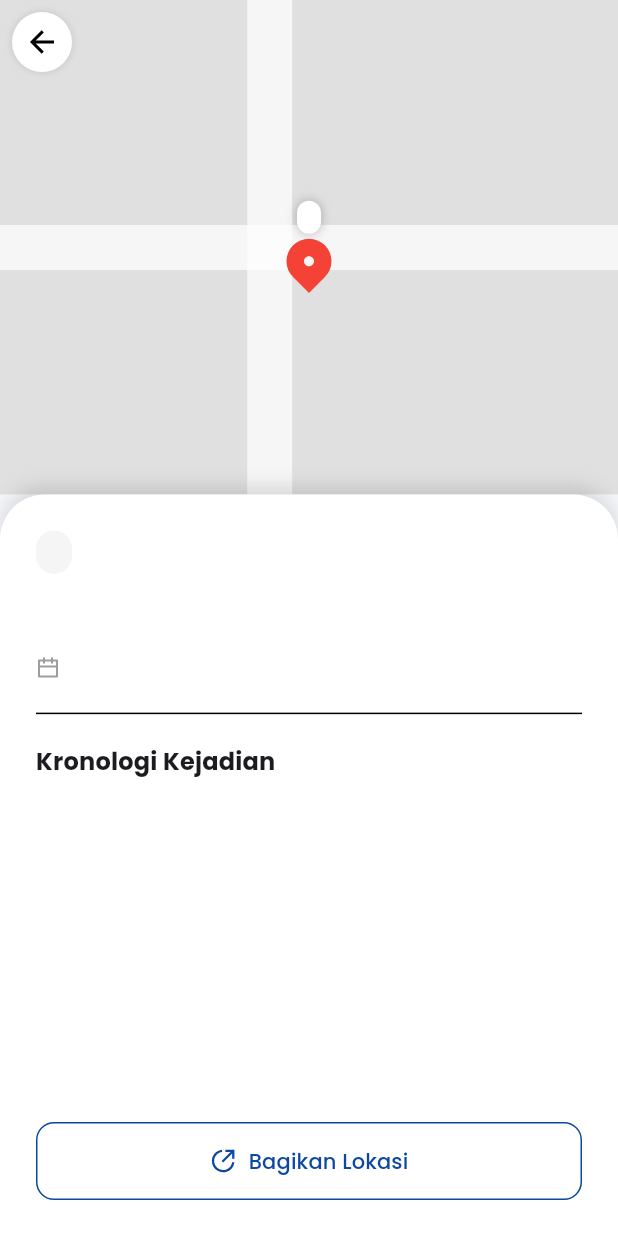
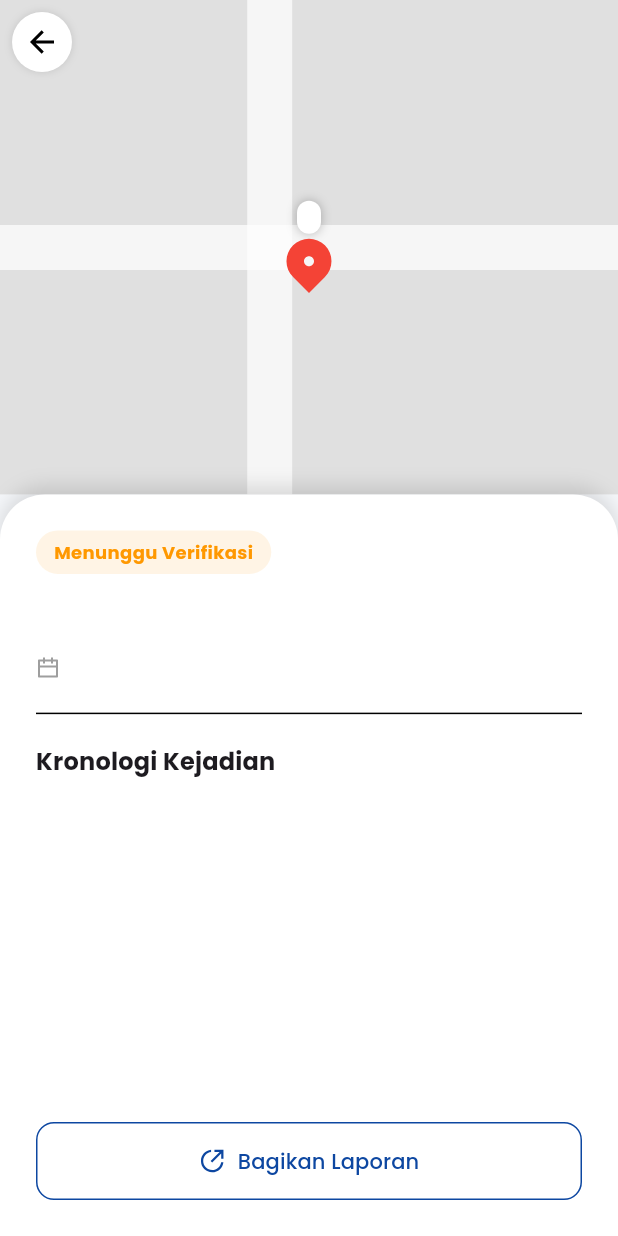
Before and after one commit to Aidil-Nov/relawan_kita, a Flutter app: the ReportDetailPage screen opened directly with empty values, on a phone screen of 412 x 824 dp. Run offline on Flutter 3.47's test engine with Material 3 defaults, Android fonts, the phone set to English and light mode, and no system bars; our stand-ins replace flutter_map, geolocator, google_fonts, image_picker, latlong2, remixicon and 3 more; accounts and stored records are empty; network calls fail.

Commit message:
feat(report): refactor report handling to use ReportModel and improve status display

```diff
--- a/lib/features/home/presentation/pages/report_detail_pages.dart
+++ b/lib/features/home/presentation/pages/report_detail_pages.dart
@@ -1,22 +1,47 @@
 import 'package:flutter/material.dart';
-import 'package:share_plus/share_plus.dart'; // Import package share_plus
-import 'package:remixicon/remixicon.dart';   // <--- IMPORT REMIX ICON
+import 'package:share_plus/share_plus.dart'; // Pastikan package ini ada di pubspec.yaml
+import 'package:remixicon/remixicon.dart';
+
+// IMPORT MODEL (Sesuaikan path jika berbeda)
+import 'package:relawan_kita/features/emergency/data/models/reports_model.dart';
 
 class ReportDetailPage extends StatelessWidget {
-  final Map<String, dynamic> reportData;
+  // UBAH: Menerima Object ReportModel, bukan Map lagi
+  final ReportModel reportData;
 
   const ReportDetailPage({super.key, required this.reportData});
 
+  // Helper: Warna Status
+  Color _getStatusColor(String status) {
+    switch (status.toLowerCase()) {
+      case 'verified': return Colors.green;
+      case 'rejected': return Colors.red;
+      default: return Colors.orange; // pending
+    }
+  }
+
+  // Helper: Teks Status Rapih
+  String _formatStatus(String status) {
+    switch (status.toLowerCase()) {
+      case 'verified': return "Selesai / Terverifikasi";
+      case 'rejected': return "Ditolak";
+      default: return "Menunggu Verifikasi";
+    }
+  }
+
   @override
   Widget build(BuildContext context) {
-    // Logika warna status dinamis
-    Color statusColor = Colors.grey;
-    if (reportData['status'] == 'Selesai') statusColor = Colors.green;
-    if (reportData['status'] == 'Diproses Relawan') statusColor = Colors.blue;
-    if (reportData['status'] == 'Menunggu Verifikasi') statusColor = Colors.orange;
+    // Tentukan warna berdasarkan status API
+    final Color statusColor = _getStatusColor(reportData.status);
+    final String statusText = _formatStatus(reportData.status);
+
+    // Format Tanggal (Ambil 10 karakter pertama: YYYY-MM-DD)
+    final String displayDate = reportData.createdAt.length > 10
+        ? reportData.createdAt.substring(0, 10)
+        : reportData.createdAt;
 
     return Scaffold(
-      extendBodyBehindAppBar: true, // Agar peta di belakang status bar
+      extendBodyBehindAppBar: true,
       appBar: AppBar(
         backgroundColor: Colors.transparent,
         elevation: 0,
@@ -28,7 +53,6 @@ class ReportDetailPage extends StatelessWidget {
             boxShadow: [BoxShadow(color: Colors.black12, blurRadius: 4)]
           ),
           child: IconButton(
-            // Icon Back Remix
             icon: const Icon(Remix.arrow_left_line, color: Colors.black),
             onPressed: () => Navigator.pop(context),
           ),
@@ -36,7 +60,7 @@ class ReportDetailPage extends StatelessWidget {
       ),
       body: Column(
         children: [
-          // 1. BAGIAN PETA SIMULASI (40% Layar)
+          // 1. BAGIAN PETA SIMULASI (40% Layar) - DESAIN ANDA
           Expanded(
             flex: 4,
             child: Stack(
@@ -64,14 +88,13 @@ class ReportDetailPage extends StatelessWidget {
                         decoration: BoxDecoration(
                           color: Colors.white,
                           borderRadius: BorderRadius.circular(8),
-                          boxShadow: [const BoxShadow(blurRadius: 5, color: Colors.black26)]
+                          boxShadow: const [BoxShadow(blurRadius: 5, color: Colors.black26)]
                         ),
                         child: Text(
-                          reportData['title'],
+                          reportData.category, // Data dari Model
                           style: const TextStyle(fontSize: 10, fontWeight: FontWeight.bold)
                         ),
                       ),
-                      // Icon Map Pin Remix
                       const Icon(Remix.map_pin_2_fill, color: Colors.red, size: 40),
                     ],
                   ),
@@ -102,7 +125,7 @@ class ReportDetailPage extends StatelessWidget {
                       borderRadius: BorderRadius.circular(20),
                     ),
                     child: Text(
-                      reportData['status'],
+                      statusText,
                       style: TextStyle(
                         color: statusColor,
                         fontWeight: FontWeight.bold,
@@ -112,9 +135,9 @@ class ReportDetailPage extends StatelessWidget {
                   ),
                   const SizedBox(height: 16),
 
-                  // Judul & Tanggal
+                  // Judul (Category)
                   Text(
-                    reportData['title'],
+                    reportData.category,
                     style: Theme.of(context).textTheme.headlineSmall?.copyWith(
                       fontWeight: FontWeight.bold,
                       fontSize: 22,
@@ -122,20 +145,33 @@ class ReportDetailPage extends StatelessWidget {
                     ),
                   ),
                   const SizedBox(height: 8),
+
+                  // Tanggal & Urgency
                   Row(
                     children: [
-                      // Icon Calendar Remix
                       const Icon(Remix.calendar_line, size: 16, color: Colors.grey),
                       const SizedBox(width: 6),
                       Text(
-                        reportData['date'],
+                        displayDate,
                         style: Theme.of(context).textTheme.bodyMedium?.copyWith(color: Colors.grey[600])
                       ),
+                      const Spacer(),
+                      if (reportData.urgency == 'Tinggi')
+                        Row(
+                          children: [
+                            const Icon(Remix.alarm_warning_fill, size: 16, color: Colors.red),
+                            const SizedBox(width: 4),
+                            Text(
+                              "URGENSI TINGGI",
+                              style: TextStyle(fontSize: 12, fontWeight: FontWeight.bold, color: Colors.red[800]),
+                            ),
+                          ],
+                        )
                     ],
                   ),
                   const Divider(height: 40),
 
-                  // Deskripsi
+                  // Deskripsi Header
                   Text(
                     "Kronologi Kejadian",
                     style: Theme.of(context).textTheme.titleMedium?.copyWith(
@@ -144,41 +180,40 @@ class ReportDetailPage extends StatelessWidget {
                     )
                   ),
                   const SizedBox(height: 10),
-                  Text(
-                    reportData['description'] ?? "Tidak ada deskripsi rinci.",
-                    style: Theme.of(context).textTheme.bodyMedium?.copyWith(
-                      height: 1.6,
-                      color: Colors.black87
+
+                  // Isi Deskripsi
+                  Expanded(
+                    child: SingleChildScrollView(
+                      child: Text(
+                        reportData.description,
+                        style: Theme.of(context).textTheme.bodyMedium?.copyWith(
+                          height: 1.6,
+                          color: Colors.black87
+                        ),
+                      ),
                     ),
                   ),
 
-                  const Spacer(),
+                  const SizedBox(height: 16),
 
-                  // Tombol Share (Remix Icon)
+                  // Tombol Share
                   SizedBox(
                     width: double.infinity,
                     child: OutlinedButton.icon(
                       onPressed: () {
-                        final String title = reportData['title'];
-                        final String status = reportData['status'];
-                        final String date = reportData['date'];
-                        final String desc = reportData['description'] ?? "Segera butuh bantuan.";
-                        const String mapsLink = "https://maps.google.com/?q=-0.026,109.342"; // Contoh Pontianak
-
                         final String message =
                           "🚨 LAPORAN BENCANA - RELAWAN KITA 🚨\n\n"
-                          "📌 Judul: $title\n"
-                          "📅 Waktu: $date\n"
-                          "📊 Status: $status\n\n"
-                          "📝 Kronologi:\n$desc\n\n"
-                          "📍 Lokasi Kejadian:\n$mapsLink\n\n"
+                          "📌 Kategori: ${reportData.category}\n"
+                          "📅 Tanggal: $displayDate\n"
+                          "📊 Status: $statusText\n\n"
+                          "📝 Kronologi:\n${reportData.description}\n\n"
+                          "📍 Lokasi:\n${reportData.locationAddress}\n\n"
                           "Mohon bantuan segera!";
 
                         Share.share(message);
                       },
-                      // Icon Share Remix
                       icon: const Icon(Remix.share_circle_line),
-                      label: const Text("Bagikan Lokasi"),
+                      label: const Text("Bagikan Laporan"),
                       style: OutlinedButton.styleFrom(
                         padding: const EdgeInsets.symmetric(vertical: 16),
                         shape: RoundedRectangleBorder(borderRadius: BorderRadius.circular(12)),
```
Also changed, not shown: lib/core/services/api_service.dart (+136 -105 lines), lib/features/emergency/data/models/reports_model.dart (+35 -53 lines), lib/features/home/presentation/pages/history_page.dart (+128 -51 lines).
